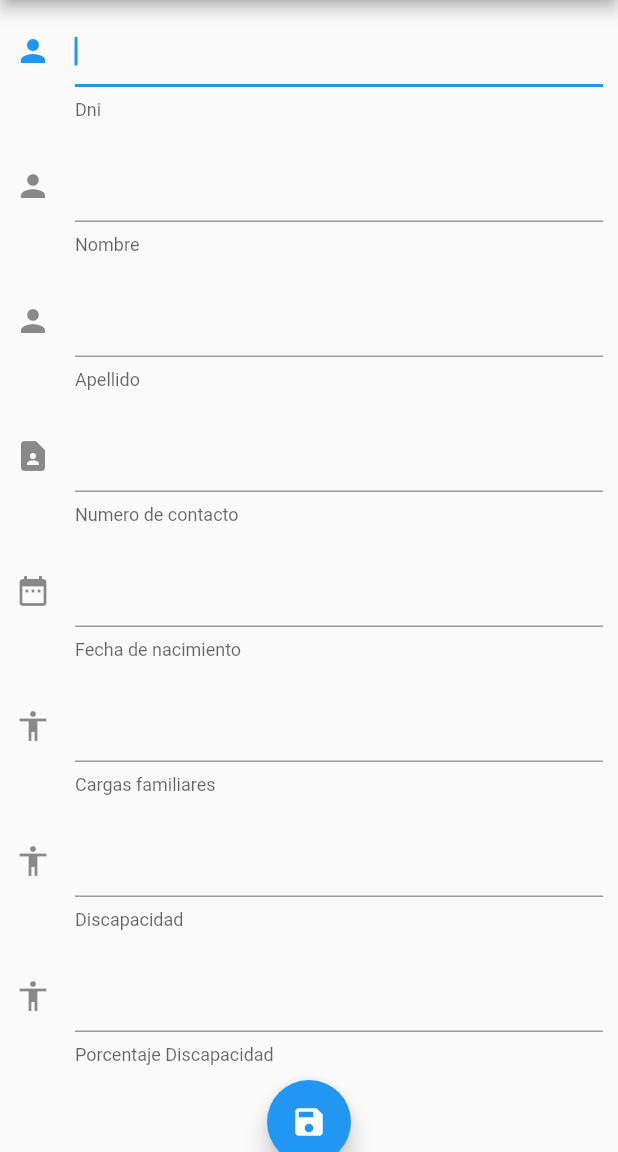
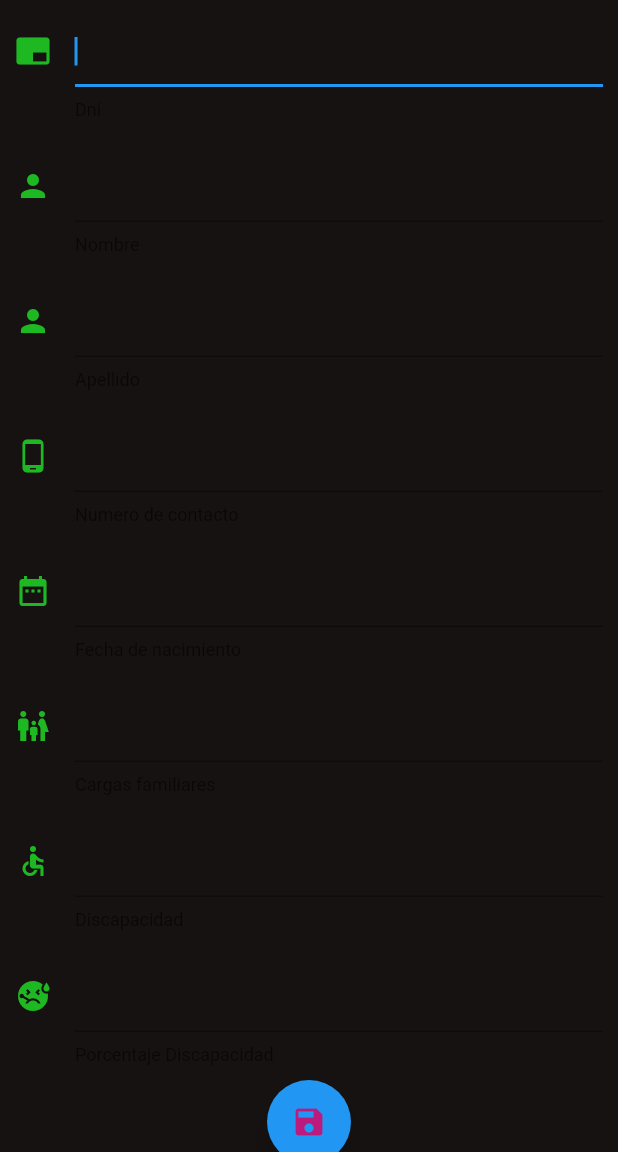
Before and after one commit to JhairV2002/grupo_1_a, a Flutter app: the ListPersonScreen screen opened by its route, after a tap on the "add" icon, on a phone screen of 412 x 824 dp, the part 84-1236 px from its top. Run offline on Flutter 3.47's test engine with Material 2 defaults, Android fonts, the phone set to English and light mode, and no system bars; network calls fail.

Commit message:
Colores de fondo, iconos y letras

```diff
--- a/lib/screens/form.dart
+++ b/lib/screens/form.dart
@@ -29,19 +29,22 @@ class FormScreen extends StatelessWidget {
       resizeToAvoidBottomInset: false,
       appBar: AppBar(
           title: const Text("Agregar persona"),
-          backgroundColor: const Color.fromARGB(255, 23, 18, 18)),
+                 backgroundColor: const Color.fromARGB(255, 17, 14, 14),
+                  elevation: 0),
+                  backgroundColor: const Color.fromARGB(255, 23, 18, 18),
       body: Form(
         key: _formKey,
         child: SingleChildScrollView(
           child: Column(
             mainAxisAlignment: MainAxisAlignment.center,
             children: <Widget>[
+
               CustomTextFormField(
                 autofocus: true,
                 helperText: 'Dni',
                 initialValue: formValues['dni'],
                 keyboardType: TextInputType.number,
-                icon: const Icon(Icons.person),
+                icon: const Icon(Icons.branding_watermark, color: Color.fromARGB(255, 30, 184, 34),),
                 onChange: (value) {
                   formValues['dni'] = value ?? '';
                   print(formValues);
@@ -50,7 +53,7 @@ class FormScreen extends StatelessWidget {
               CustomTextFormField(
                 helperText: 'Nombre',
                 initialValue: formValues['name'],
-                icon: const Icon(Icons.person),
+                icon: const Icon(Icons.person, color: Color.fromARGB(255, 30, 184, 34),),
                 onChange: (value) {
                   formValues['name'] = value ?? '';
                 },
@@ -58,7 +61,7 @@ class FormScreen extends StatelessWidget {
               CustomTextFormField(
                 helperText: 'Apellido',
                 initialValue: formValues['lastname'],
-                icon: const Icon(Icons.person),
+                icon: const Icon(Icons.person, color: Color.fromARGB(255, 30, 184, 34),),
                 onChange: (value) {
                   formValues['lastname'] = value ?? '';
                 },
@@ -67,7 +70,7 @@ class FormScreen extends StatelessWidget {
                 helperText: 'Numero de contacto',
                 initialValue: formValues['contactNumber'],
                 keyboardType: TextInputType.number,
-                icon: const Icon(Icons.contact_page),
+                icon: const Icon(Icons.phone_android,color: Color.fromARGB(255, 30, 184, 34),),
                 onChange: (value) {
                   formValues['contactNumber'] = value ?? '';
                 },
@@ -76,7 +79,7 @@ class FormScreen extends StatelessWidget {
                 helperText: 'Fecha de nacimiento',
                 initialValue: formValues['birthday'],
                 keyboardType: TextInputType.datetime,
-                icon: const Icon(Icons.date_range),
+                icon: const Icon(Icons.date_range,color: Color.fromARGB(255, 30, 184, 34),),
                 onChange: (value) {
                   formValues['birthday'] = value ?? '';
                 },
@@ -85,7 +88,7 @@ class FormScreen extends StatelessWidget {
                 helperText: 'Cargas familiares',
                 initialValue: formValues['familyBurdens'],
                 keyboardType: TextInputType.number,
-                icon: const Icon(Icons.accessibility),
+                icon: const Icon(Icons.family_restroom,color: Color.fromARGB(255, 30, 184, 34),),
                 onChange: (value) {
                   formValues['familyBurdens'] = value ?? '';
                 },
@@ -94,7 +97,7 @@ class FormScreen extends StatelessWidget {
                 helperText: 'Discapacidad',
                 initialValue: formValues['disability'],
                 keyboardType: TextInputType.number,
-                icon: const Icon(Icons.accessibility),
+                icon: const Icon(Icons.accessible,color: Color.fromARGB(255, 30, 184, 34),),
                 onChange: (value) {
                   formValues['disability'] = value ?? '';
                 },
@@ -103,7 +106,7 @@ class FormScreen extends StatelessWidget {
                 helperText: 'Porcentaje Discapacidad',
                 initialValue: formValues['disabilityPercent'],
                 keyboardType: TextInputType.number,
-                icon: const Icon(Icons.accessibility),
+                icon: const Icon(Icons.sick, color: Color.fromARGB(255, 30, 184, 34)),
                 onChange: (value) {
                   formValues['disabilityPercent'] = value ?? '';
                 },
@@ -112,7 +115,7 @@ class FormScreen extends StatelessWidget {
                 onPressed: () {
                   personProvider.createPerson(formValues);
                 },
-                child: const Icon(Icons.save),
+                child: const Icon(Icons.save, color: Color.fromARGB(255, 189, 26, 126)),
               )
             ],
           ),
--- a/lib/screens/list.dart
+++ b/lib/screens/list.dart
@@ -21,9 +21,15 @@ class _ListPersonScreenState extends State<ListPersonScreen> {
   Widget build(BuildContext context) {
     final personProvider = Provider.of<PersonProvider>(context);
     return Scaffold(
-        appBar: AppBar(title: const Text('Personas')),
+        appBar: AppBar(
+          title: const Text('Lista de Personas'),
+          backgroundColor: const Color.fromARGB(255, 17, 14, 14),
+                  elevation: 0),
+                  backgroundColor: const Color.fromARGB(255, 23, 18, 18),
         // body: Column(
         //   children: [
+
+
         body: ListView.builder(
             // separatorBuilder: (_, __) => const Divider(),
             itemCount: personProvider.persons.length,
@@ -34,7 +40,8 @@ class _ListPersonScreenState extends State<ListPersonScreen> {
                   color: Color.fromARGB(255, 30, 184, 34),
                 ),
                 title: Text(
-                    '${personProvider.persons[i].name!} ${personProvider.persons[i].lastname!}'),
+                    '${personProvider.persons[i].name!} ${personProvider.persons[i].lastname!}', style: TextStyle(color: Colors.white),
+),
                 onTap: () {
                   Navigator.push(
                       context,
@@ -45,7 +52,7 @@ class _ListPersonScreenState extends State<ListPersonScreen> {
               );
             }),
         floatingActionButton: FloatingActionButton(
-            child: const Icon(Icons.add),
+            child: const Icon(Icons.add, color:  Color.fromARGB(255, 189, 26, 126)),
             onPressed: () {
               Navigator.pushNamed(context, '/form-person');
             })
--- a/lib/widgets/text_form_field.dart
+++ b/lib/widgets/text_form_field.dart
@@ -12,7 +12,7 @@ class CustomTextFormField extends StatelessWidget {
       this.keyboardType,
       this.obscureText,
       this.initialValue,
-      required this.onChange});
+      required this.onChange,});
 
   Icon? icon;
   Icon? suffixIcon;
```
